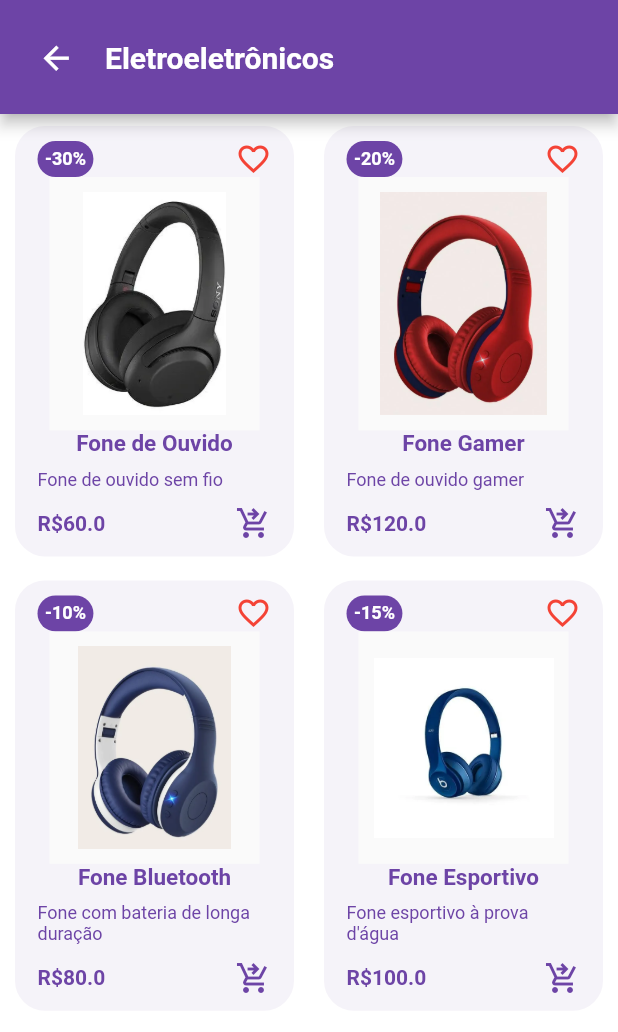
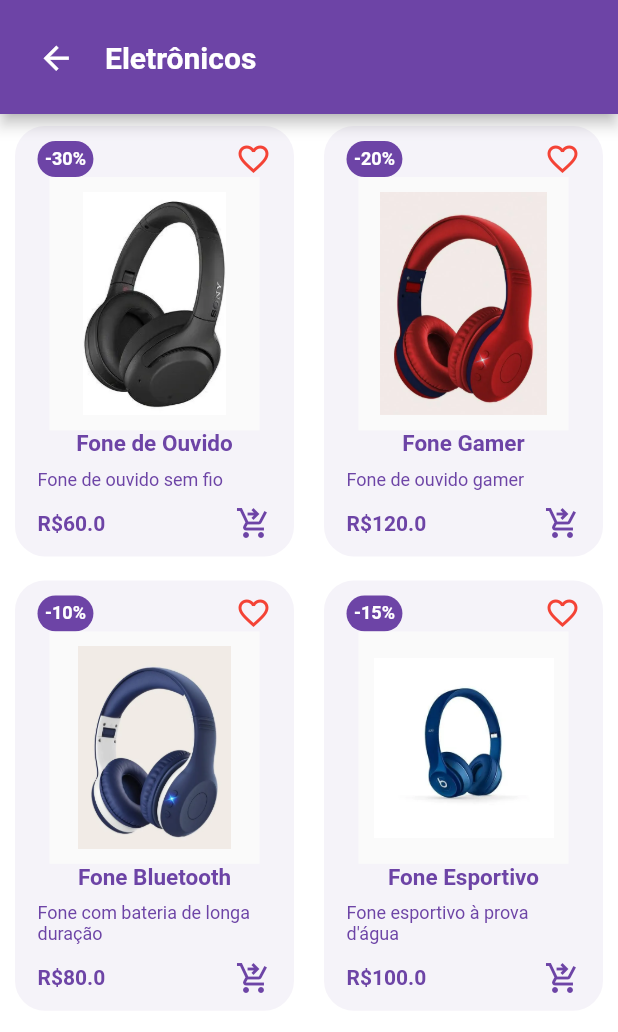
Before and after one commit to anakarolws/techladies-ima-tech-hackadev, a Flutter app: the EletronicosPage screen opened by its route, on a phone screen of 412 x 824 dp. Shown: the top 1032 px of the screen. Run offline on Flutter 3.47's test engine with Material 2 defaults, Android fonts, the phone set to English and light mode, and no system bars; our stand-ins replace google_nav_bar.

Commit message:
Update eletronicos_page.dart

```diff
--- a/ecommerce/lib/pages/eletronicos_page.dart
+++ b/ecommerce/lib/pages/eletronicos_page.dart
@@ -60,7 +60,7 @@ class EletronicosPage extends StatelessWidget {
                 const Padding(
                   padding: EdgeInsets.only(left: 20),
                   child: Text(
-                    "Eletroeletrônicos",
+                    "Eletrônicos",
                     style: TextStyle(
                       fontSize: 20,
                       fontWeight: FontWeight.bold,
```
